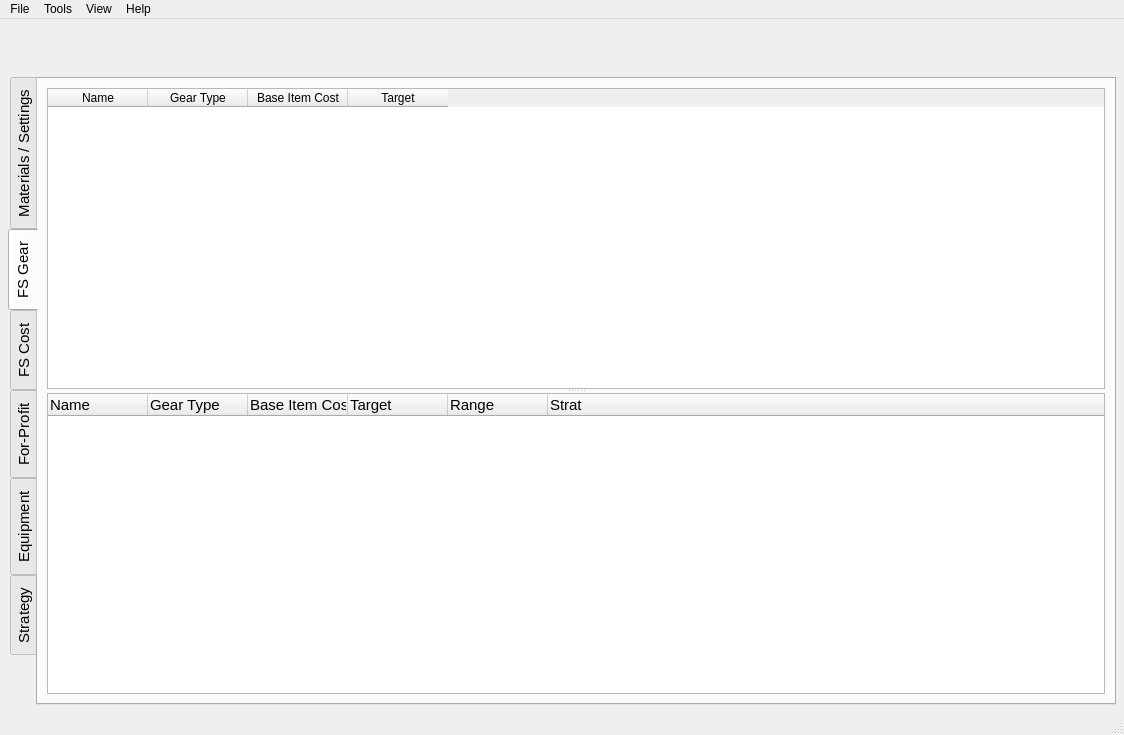
First picture: the form in Forms/Main_Window.ui, repository Graveflo/BDO_Enhancement_Tool, before the edit.
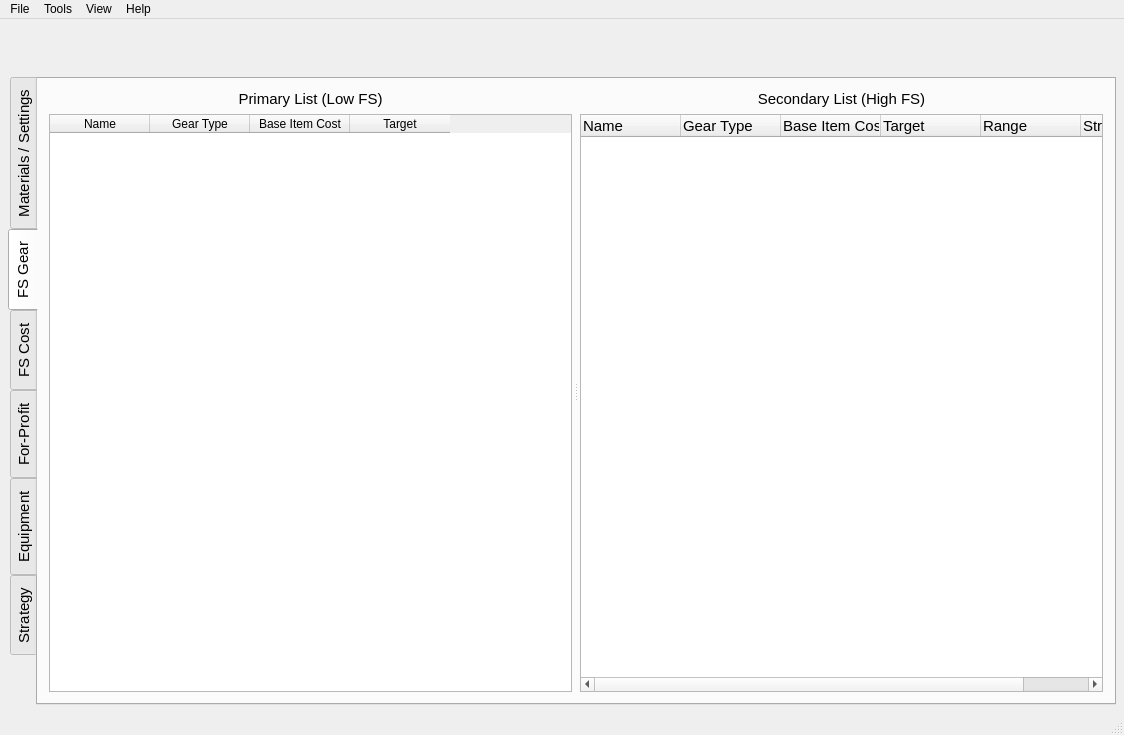
Second picture: the form after the edit. The open tabs and pages were chosen to show the change. Icons and pictures are not drawn. Custom widgets are drawn as their Qt base class.

Patch:
```diff
--- a/Forms/Main_Window.ui
+++ b/Forms/Main_Window.ui
@@ -732,12 +732,37 @@
        <attribute name="title">
         <string>FS Gear</string>
        </attribute>
-       <layout class="QVBoxLayout" name="verticalLayout_2">
+       <layout class="QVBoxLayout" name="verticalLayout_13">
         <item>
          <widget class="QSplitter" name="splitter_3">
           <property name="orientation">
-           <enum>Qt::Vertical</enum>
+           <enum>Qt::Horizontal</enum>
           </property>
+          <widget class="QWidget" name="widget" native="true">
+           <layout class="QVBoxLayout" name="verticalLayout_2">
+            <property name="leftMargin">
+             <number>2</number>
+            </property>
+            <property name="topMargin">
+             <number>2</number>
+            </property>
+            <property name="rightMargin">
+             <number>2</number>
+            </property>
+            <property name="bottomMargin">
+             <number>2</number>
+            </property>
+            <item>
+             <widget class="QLabel" name="label_2">
+              <property name="text">
+               <string>Primary List (Low FS)</string>
+              </property>
+              <property name="alignment">
+               <set>Qt::AlignCenter</set>
+              </property>
+             </widget>
+            </item>
+            <item>
           <widget class="TableFS" name="table_FS">
            <property name="alternatingRowColors">
             <bool>true</bool>
@@ -769,7 +794,44 @@
             </property>
            </column>
           </widget>
-          <widget class="QTreeWidget" name="treeWidget">
+            </item>
+           </layout>
+          </widget>
+          <widget class="QWidget" name="widget_2" native="true">
+           <layout class="QVBoxLayout" name="verticalLayout_12">
+            <property name="leftMargin">
+             <number>2</number>
+            </property>
+            <property name="topMargin">
+             <number>2</number>
+            </property>
+            <property name="rightMargin">
+             <number>2</number>
+            </property>
+            <property name="bottomMargin">
+             <number>2</number>
+            </property>
+            <item>
+             <widget class="QLabel" name="label_3">
+              <property name="text">
+               <string>Secondary List (High FS)</string>
+              </property>
+              <property name="alignment">
+               <set>Qt::AlignCenter</set>
+              </property>
+             </widget>
+            </item>
+            <item>
+             <widget class="TableFSSecondary" name="treeFS_Secondary">
+              <property name="sizePolicy">
+               <sizepolicy hsizetype="Expanding" vsizetype="Expanding">
+                <horstretch>0</horstretch>
+                <verstretch>0</verstretch>
+               </sizepolicy>
+              </property>
+              <property name="selectionMode">
+               <enum>QAbstractItemView::ExtendedSelection</enum>
+              </property>
            <column>
             <property name="text">
              <string>Name</string>
@@ -801,6 +863,9 @@
             </property>
            </column>
           </widget>
+            </item>
+           </layout>
+          </widget>
          </widget>
         </item>
        </layout>
@@ -1490,6 +1555,16 @@
    <extends>QTableWidget</extends>
    <header>BDO_Enhancement_Tool.Widgets.tableFS_Cost</header>
   </customwidget>
+  <customwidget>
+   <class>TableEquipment</class>
+   <extends>QTreeWidget</extends>
+   <header>BDO_Enhancement_Tool.Widgets.TreeEquipment</header>
+  </customwidget>
+  <customwidget>
+   <class>TableFSSecondary</class>
+   <extends>QTreeWidget</extends>
+   <header>BDO_Enhancement_Tool.Widgets.table_FS_Secondary</header>
+  </customwidget>
  </customwidgets>
  <resources/>
  <connections/>
```
Left out of the diff: 6 changed lines with no effect on the pictures. Lines whose indentation alone changed are shown as unchanged.
